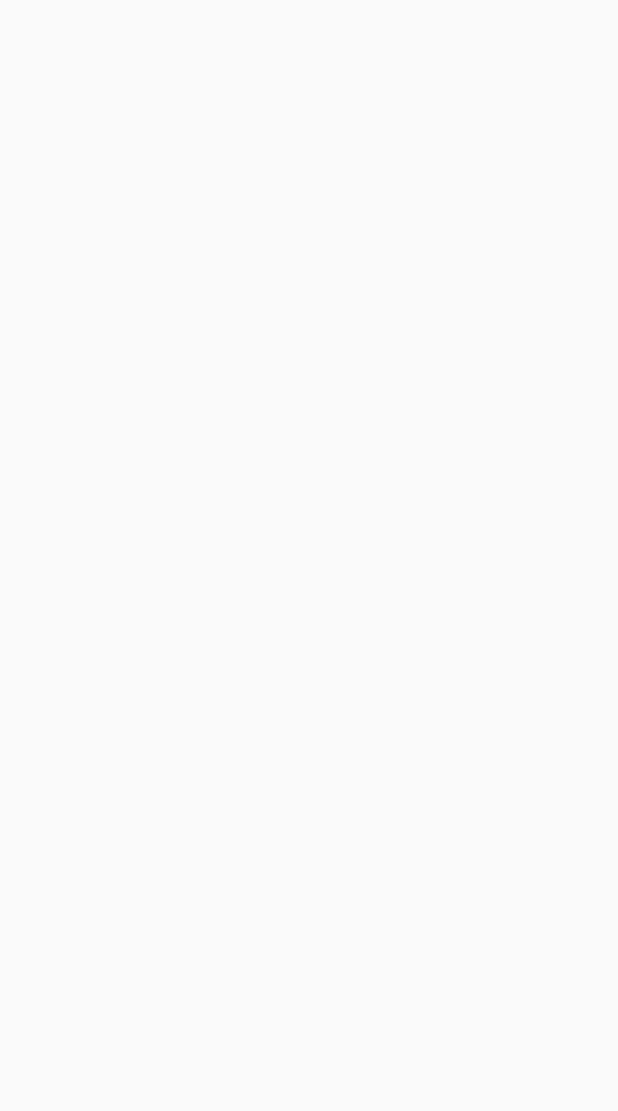
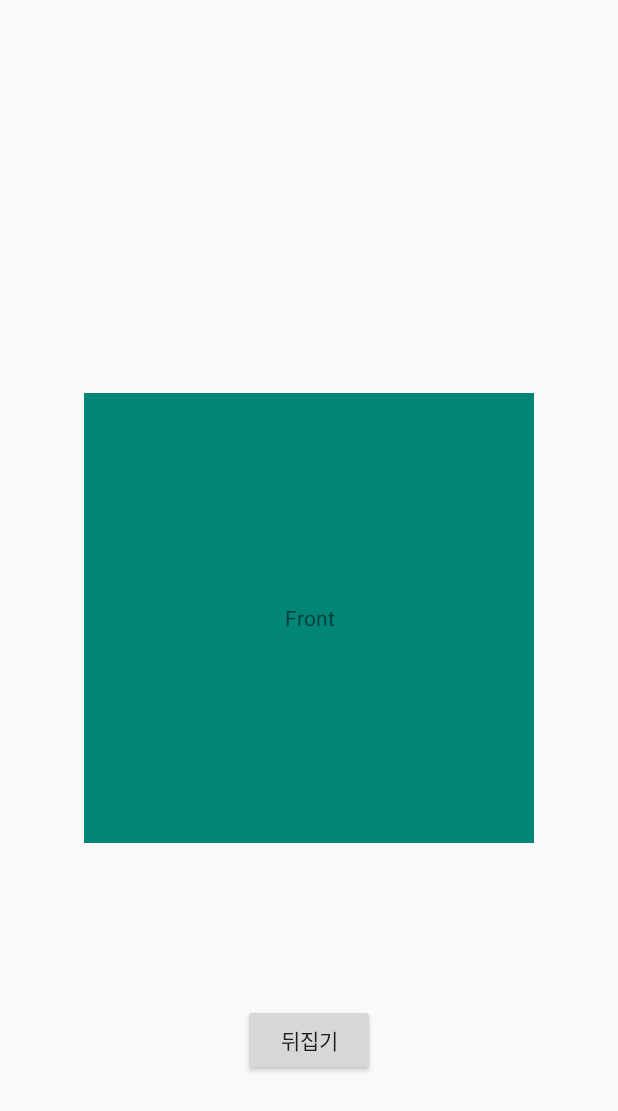
Before and after one commit to LDongGyu/spy-fall, an Android app: the CharacterSelectActivity screen opened directly, with no data from a screen before it, on a phone screen of 412 x 824 dp. Before the commit the part shown is empty. Shown: the top 1111 px of the screen. Run offline under Robolectric (Android 15) with nearby library versions, the phone set to English and light mode, and no system bars; our stand-ins replace Room's generated code; 1 statement that could not run was skipped.

Commit message:
feat: Card Animation Demo 추가

```diff
--- a/app/src/main/java/com/example/spyfall/common/game/CharacterSelectActivity.kt
+++ b/app/src/main/java/com/example/spyfall/common/game/CharacterSelectActivity.kt
@@ -1,14 +1,21 @@
 package com.example.spyfall.common.game
 
+import android.animation.AnimatorInflater
+import android.animation.AnimatorSet
 import androidx.appcompat.app.AppCompatActivity
 import android.os.Bundle
 import android.util.Log
 import androidx.room.Room
 import com.example.spyfall.R
 import com.example.spyfall.database.GameInfoDataBase
+import kotlinx.android.synthetic.main.activity_character_select.*
 import kotlin.random.Random
 
 class CharacterSelectActivity : AppCompatActivity() {
+
+    lateinit var front_anim: AnimatorSet
+    lateinit var back_anim: AnimatorSet
+    var isFront = true
 
     override fun onCreate(savedInstanceState: Bundle?) {
         super.onCreate(savedInstanceState)
@@ -30,5 +37,29 @@ class CharacterSelectActivity : AppCompatActivity() {
         }
         val dbThread = Thread(dbRead)
         dbThread.start()
+
+        val scale = applicationContext.resources.displayMetrics.density
+        card_front.cameraDistance = 8000 * scale
+        card_back.cameraDistance = 8000 * scale
+
+        front_anim = AnimatorInflater.loadAnimator(applicationContext,R.animator.front_animator) as AnimatorSet
+        back_anim = AnimatorInflater.loadAnimator(applicationContext,R.animator.back_animator) as AnimatorSet
+
+        flip_btn.setOnClickListener {
+            if(isFront){
+                front_anim.setTarget(card_front)
+                back_anim.setTarget(card_back)
+                front_anim.start()
+                back_anim.start()
+                isFront = false
+            }
+            else{
+                front_anim.setTarget(card_back)
+                back_anim.setTarget(card_front)
+                back_anim.start()
+                front_anim.start()
+                isFront = true
+            }
+        }
     }
 }
--- a/app/src/main/res/layout/activity_character_select.xml
+++ b/app/src/main/res/layout/activity_character_select.xml
@@ -6,4 +6,42 @@
     android:layout_height="match_parent"
     tools:context="com.example.spyfall.common.game.CharacterSelectActivity">
 
+    <TextView
+        android:id="@+id/card_front"
+        android:layout_width="300dp"
+        android:layout_height="300dp"
+        android:text="Front"
+        android:textAlignment="center"
+        android:gravity="center"
+        android:background="@color/colorPrimary"
+        app:layout_constraintStart_toStartOf="parent"
+        app:layout_constraintEnd_toEndOf="parent"
+        app:layout_constraintTop_toTopOf="parent"
+        app:layout_constraintBottom_toBottomOf="parent"/>
+
+    <TextView
+        android:id="@+id/card_back"
+        android:layout_width="300dp"
+        android:layout_height="300dp"
+        android:text="back"
+        android:textAlignment="center"
+        android:gravity="center"
+        android:background="@color/colorAccent"
+        android:alpha="0"
+        app:layout_constraintStart_toStartOf="parent"
+        app:layout_constraintEnd_toEndOf="parent"
+        app:layout_constraintTop_toTopOf="parent"
+        app:layout_constraintBottom_toBottomOf="parent"/>
+
+    <Button
+        android:id="@+id/flip_btn"
+        android:layout_width="wrap_content"
+        android:layout_height="wrap_content"
+        android:text="뒤집기"
+        app:layout_constraintStart_toStartOf="parent"
+        app:layout_constraintEnd_toEndOf="parent"
+        app:layout_constraintTop_toBottomOf="@+id/card_back"
+        app:layout_constraintBottom_toBottomOf="parent"
+        />
+
 </androidx.constraintlayout.widget.ConstraintLayout>
```
